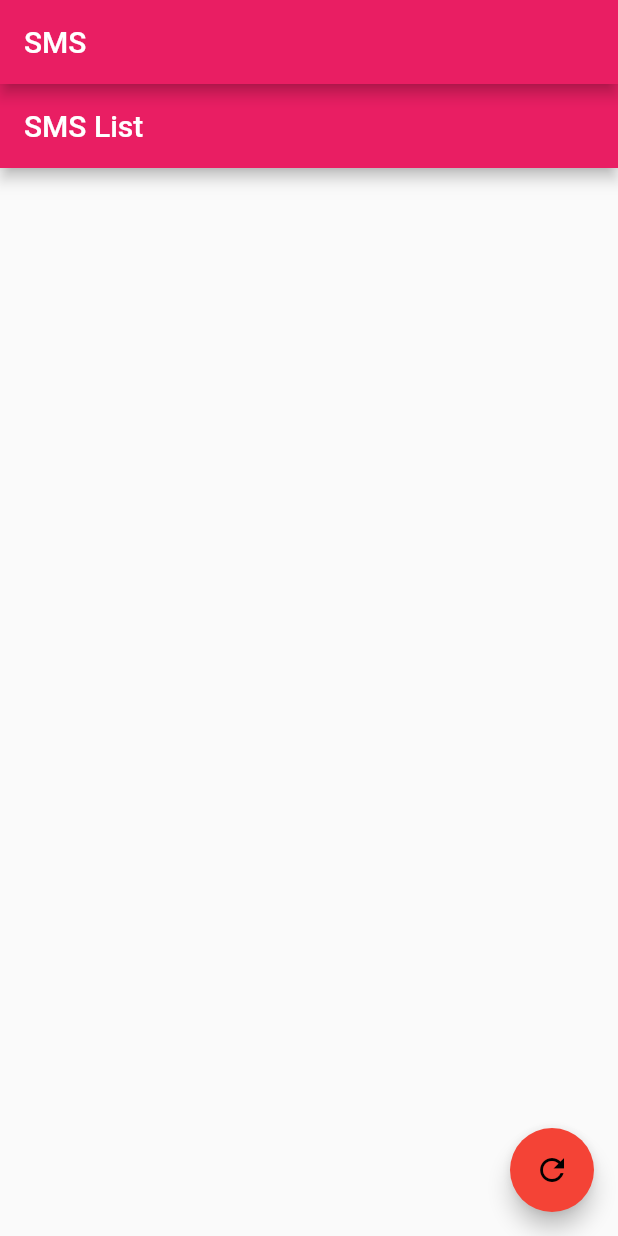
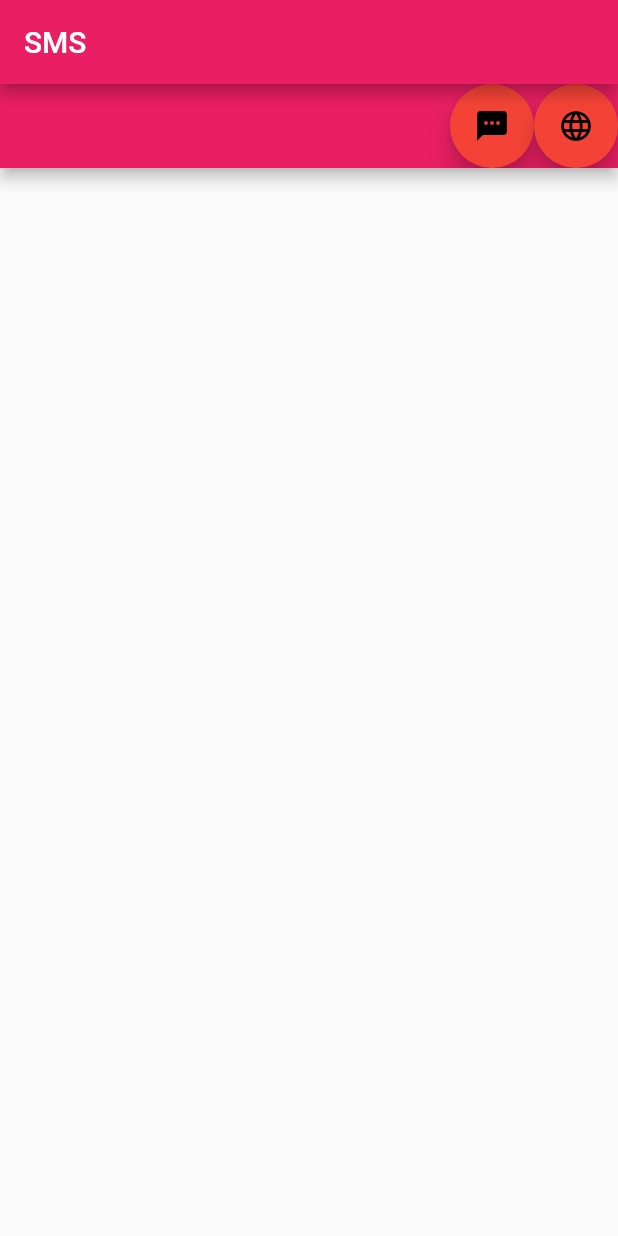
Before and after one commit to subhadipPal/smsTranslator, a Flutter app: the screen it shows after launch, on a phone screen of 412 x 824 dp. Run offline on Flutter 3.47's test engine with Material 2 defaults, Android fonts, the phone set to English and light mode, and no system bars; missing offline and left inert: sms.

Commit message:
some changes

```diff
--- a/sms_translator/lib/main.dart
+++ b/sms_translator/lib/main.dart
@@ -48,7 +48,7 @@ class SmsListState extends State<SmsList> {
     ListView tempListViewBuilder = new ListView.builder(
       padding: const EdgeInsets.all(10.0),
       itemCount: messages.length,
-      itemBuilder: (context, i) => ListTile(title: Text(messages[i].body)),
+      itemBuilder: (context, i) => ListTile(title: Text(messages[i].address), subtitle: Text(messages[i].body)),
     );
     setState(() {
       listViewBuilder = tempListViewBuilder;
@@ -63,15 +63,24 @@ class SmsListState extends State<SmsList> {
   Widget build(BuildContext context) {
     return new Scaffold(
         appBar: new AppBar(
-          title: Text('SMS List'),
+          actions: <Widget>[
+            FloatingActionButton(
+              child: Icon(Icons.textsms),
+              heroTag: 'unq1',
+              onPressed: getSms,
+              backgroundColor: Colors.red,
+              foregroundColor: Colors.black,
+            ),
+            FloatingActionButton(
+              child: Icon(Icons.language),
+              heroTag: 'unq2',
+              onPressed: onTranslateText,
+              backgroundColor: Colors.red,
+              foregroundColor: Colors.black,
+            )
+          ],
         ),
-        body: listViewBuilder,
-        floatingActionButton: FloatingActionButton(
-          child: Icon(Icons.refresh),
-          onPressed: getSms,
-          backgroundColor: Colors.red,
-          foregroundColor: Colors.black,
-        )
+        body: listViewBuilder
     );
   }
 }
--- a/sms_translator/pubspec.yaml
+++ b/sms_translator/pubspec.yaml
@@ -19,7 +19,9 @@ environment:
 dependencies:
   flutter:
     sdk: flutter
+  flutter_speed_dial: ^1.1.2
   sms: ^0.2.0
+
 
   # The following adds the Cupertino Icons font to your application.
   # Use with the CupertinoIcons class for iOS style icons.
```
Also changed, not shown: sms_translator/pubspec.lock.
